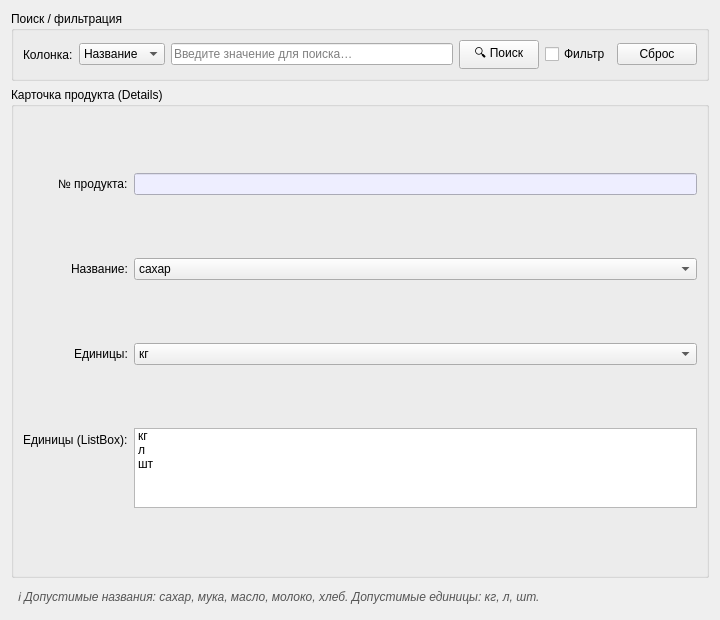
Before: the Qt Designer form ui/product_details_form.ui in klmnkv/lab3, drawn with Qt 5.
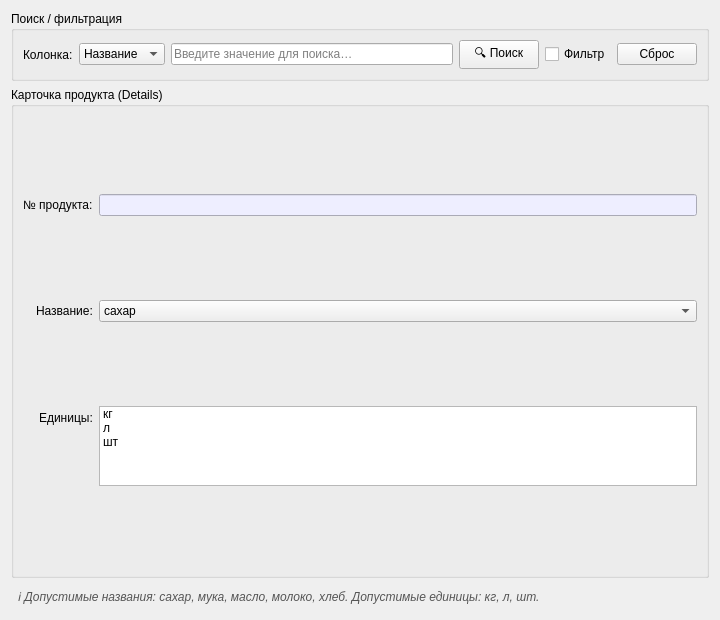
After: the same form once the commit is applied.

Commit message:
lab2: keep only ListBox for Product.units, drop duplicate ComboBox
Remove comboUnits from the Product details form since the same units
field was shown twice (ComboBox + ListBox). ListBox remains. Write
selection directly to the model via _on_list_units_changed; the unused
ListWidgetTextDelegate is removed as well.

What changed in the file:
```diff
--- a/ui/product_details_form.ui
+++ b/ui/product_details_form.ui
@@ -125,22 +125,6 @@
          </widget>
         </item>
         <item row="2" column="1">
-         <widget class="QComboBox" name="comboUnits">
-          <property name="toolTip">
-           <string>ComboBox для удобства выбора (как в методичке ЛР №2)</string>
-          </property>
-          <item><property name="text"><string>кг</string></property></item>
-          <item><property name="text"><string>л</string></property></item>
-          <item><property name="text"><string>шт</string></property></item>
-         </widget>
-        </item>
-
-        <item row="3" column="0">
-         <widget class="QLabel" name="lblUnitsList">
-          <property name="text"><string>Единицы (ListBox):</string></property>
-         </widget>
-        </item>
-        <item row="3" column="1">
          <widget class="QListWidget" name="listUnits">
           <property name="maximumSize">
            <size><width>16777215</width><height>80</height></size>
```
Left out of the diff: 4 changed lines with no effect on the pictures. The commit also changes 1 other file.
